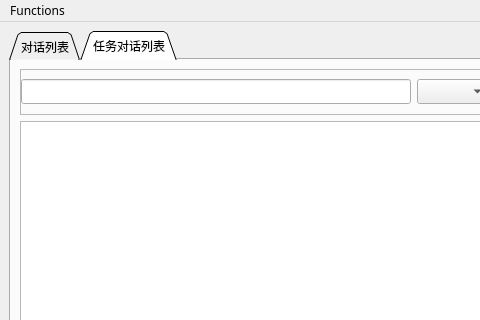
First picture: the form in src/mainwindow.ui, repository hermixy/ploteditor, before the edit; both pictures show x 0 to 480 and y 0 to 320 of the 1093 by 777 pixel window.
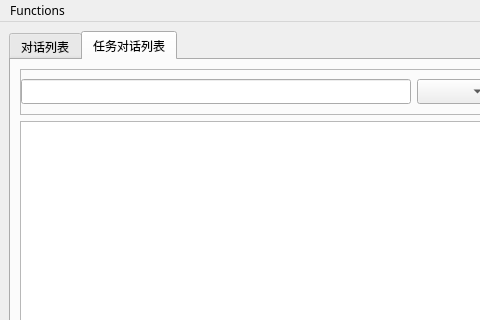
Second picture: the form after the edit. The open tabs and pages were chosen to show the change.

The edit to the form file:
```diff
--- a/src/mainwindow.ui
+++ b/src/mainwindow.ui
@@ -32,7 +32,7 @@
        <enum>QTabWidget::North</enum>
       </property>
       <property name="tabShape">
-       <enum>QTabWidget::Triangular</enum>
+       <enum>QTabWidget::Rounded</enum>
       </property>
       <property name="currentIndex">
        <number>0</number>
```
Left out of the diff: 2 changed lines with no effect on the pictures.
